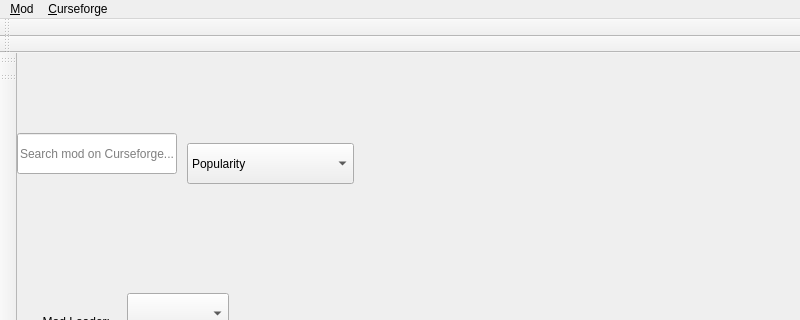
This is src/ui/curseforge/curseforgemodbrowser.ui in kaniol-lck/modmanager as Qt 5 draws it before an edit; both pictures show x 0 to 800 and y 0 to 320 of the 800 by 600 pixel window. The edited form follows.
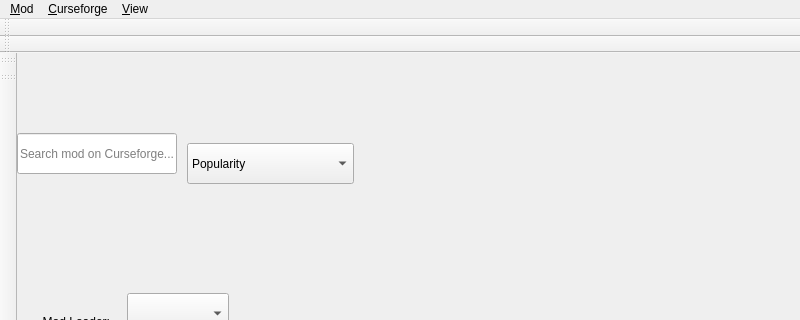
This is the edited form. Icons and pictures are not drawn. Custom widgets are drawn as their Qt base class.

Commit message: view menu for toolbars

The edit to the form file:
```diff
--- a/src/ui/curseforge/curseforgemodbrowser.ui
+++ b/src/ui/curseforge/curseforgemodbrowser.ui
@@ -190,8 +190,14 @@
     <addaction name="actionTexturepacks"/>
     <addaction name="actionWorld"/>
    </widget>
+   <widget class="QMenu" name="menu_View">
+    <property name="title">
+     <string>&amp;View</string>
+    </property>
+   </widget>
    <addaction name="menu_Mod"/>
    <addaction name="menu_Curseforge"/>
+   <addaction name="menu_View"/>
   </widget>
   <widget class="QToolBar" name="categoryToolBar">
    <property name="windowTitle">
```
The commit also changes 14 other files.
